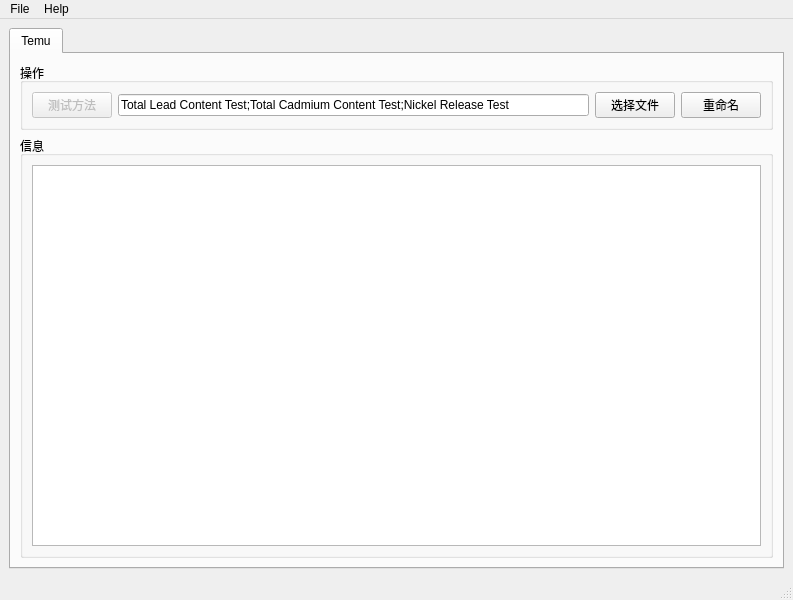
The window that PDF_Rename_UI.ui (chen-huai/Temu_PDF_Rename_APP) describes before a commit, drawn with Qt 5.
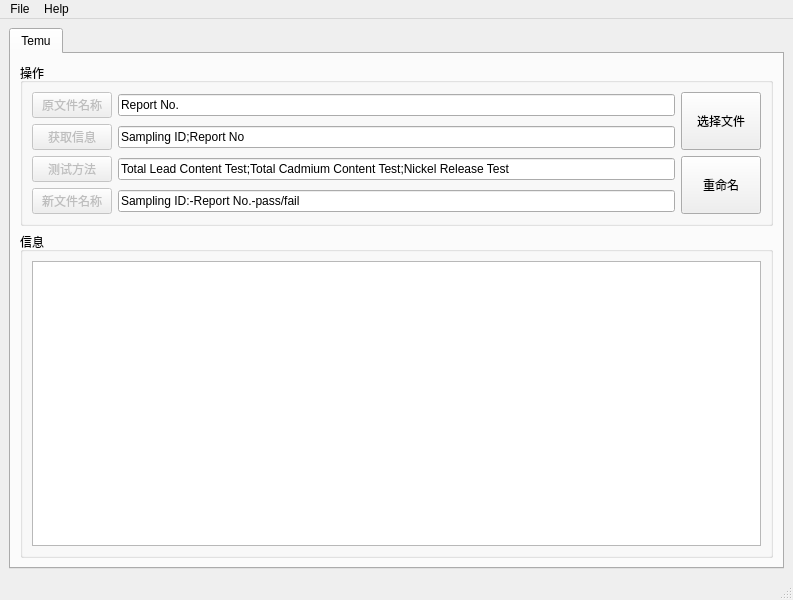
The same window after the commit. Icons and pictures are not drawn.

Commit message:
feat(ui): 添加新的输入字段和按钮以支持PDF重命名功能
- 在界面中添加“原文件名称”输入框及标签
- 添加“获取信息”按钮及相关输入字段
- 新增“新文件名称”输入框用于预览重命名结果
- 调整布局管理器中的控件位置和跨度
- 设置部分按钮初始状态为禁用
-优化“选择文件”和“重命名”按钮的尺寸策略
- 移除主函数入口以便作为模块导入使用

Diff of the .ui file:
```diff
--- a/PDF_Rename_UI.ui
+++ b/PDF_Rename_UI.ui
@@ -36,6 +36,40 @@
           </property>
           <layout class="QGridLayout" name="gridLayout_2">
            <item row="0" column="0">
+            <widget class="QPushButton" name="pushButton_4">
+             <property name="enabled">
+              <bool>false</bool>
+             </property>
+             <property name="text">
+              <string>原文件名称</string>
+             </property>
+            </widget>
+           </item>
+           <item row="0" column="1">
+            <widget class="QLineEdit" name="lineEdit_2">
+             <property name="text">
+              <string>Report No.</string>
+             </property>
+            </widget>
+           </item>
+           <item row="1" column="0">
+            <widget class="QPushButton" name="pushButton_6">
+             <property name="enabled">
+              <bool>false</bool>
+             </property>
+             <property name="text">
+              <string>获取信息</string>
+             </property>
+            </widget>
+           </item>
+           <item row="1" column="1">
+            <widget class="QLineEdit" name="lineEdit_3">
+             <property name="text">
+              <string>Sampling ID;Report No</string>
+             </property>
+            </widget>
+           </item>
+           <item row="2" column="0">
             <widget class="QPushButton" name="pushButton">
              <property name="enabled">
               <bool>false</bool>
@@ -45,22 +79,51 @@
              </property>
             </widget>
            </item>
-           <item row="0" column="1">
+           <item row="2" column="1">
             <widget class="QLineEdit" name="lineEdit">
              <property name="text">
               <string>Total Lead Content Test;Total Cadmium Content Test;Nickel Release Test</string>
              </property>
             </widget>
            </item>
-           <item row="0" column="2">
+           <item row="3" column="0">
+            <widget class="QPushButton" name="pushButton_5">
+             <property name="enabled">
+              <bool>false</bool>
+             </property>
+             <property name="text">
+              <string>新文件名称</string>
+             </property>
+            </widget>
+           </item>
+           <item row="3" column="1">
+            <widget class="QLineEdit" name="lineEdit_4">
+             <property name="text">
+              <string>Sampling ID:-Report No.-pass/fail</string>
+             </property>
+            </widget>
+           </item>
+           <item row="0" column="2" rowspan="2">
             <widget class="QPushButton" name="pushButton_2">
+             <property name="sizePolicy">
+              <sizepolicy hsizetype="Preferred" vsizetype="Expanding">
+               <horstretch>0</horstretch>
+               <verstretch>0</verstretch>
+              </sizepolicy>
+             </property>
              <property name="text">
               <string>选择文件</string>
              </property>
             </widget>
            </item>
-           <item row="0" column="3">
+           <item row="2" column="2" rowspan="2">
             <widget class="QPushButton" name="pushButton_3">
+             <property name="sizePolicy">
+              <sizepolicy hsizetype="Preferred" vsizetype="Expanding">
+               <horstretch>0</horstretch>
+               <verstretch>0</verstretch>
+              </sizepolicy>
+             </property>
              <property name="text">
               <string>重命名</string>
              </property>
```
The commit also changes 1 other file.
